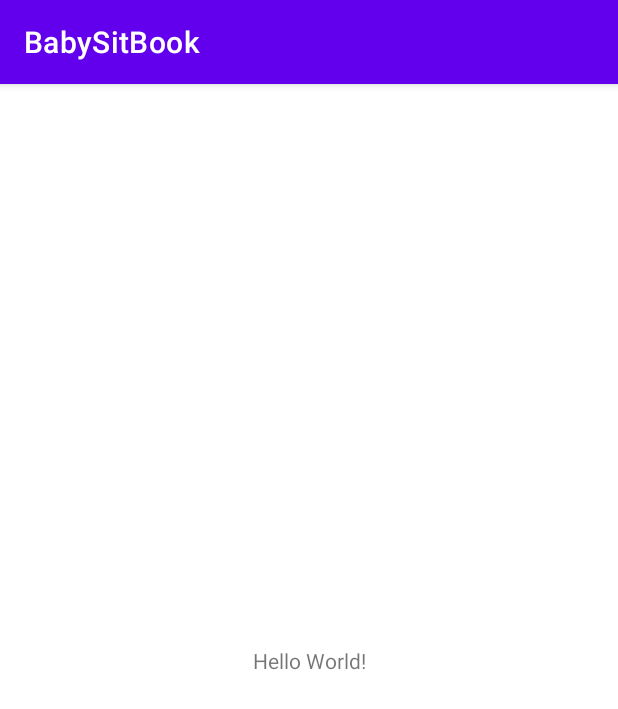
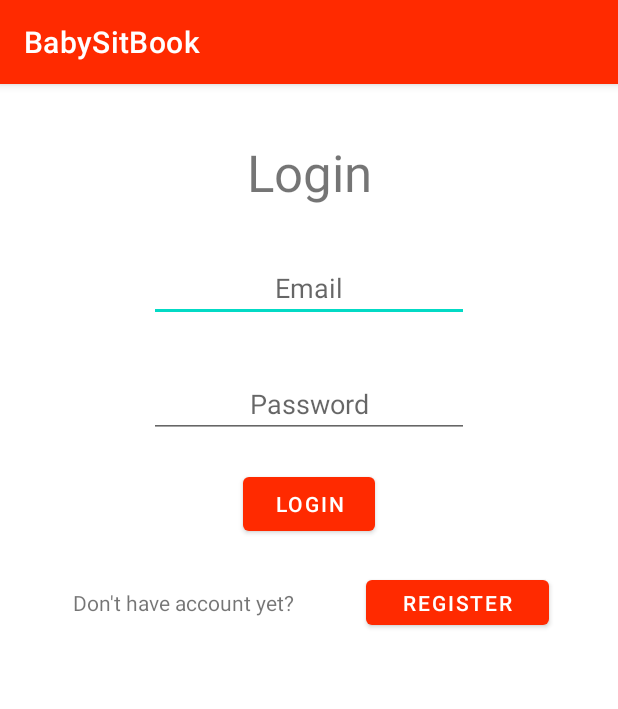
Before and after one commit to Dvirperkin/BabySitBook, an Android app: the screen it shows after launch (MainActivity before the commit, LoginActivity after it), on a phone screen of 412 x 824 dp. Shown: the top 709 px of the screen. Run offline under Robolectric (Android 15) with nearby library versions, the phone set to English and light mode, and no system bars; our stand-ins replace Firebase (no records; nobody signed in at launch, a user with empty details on screens opened directly).

Commit message:
Created: LoginActivity.kt activity_login.xml RegisterActivity.kt activity_register.xml HomeActivity.kt activity_home.xml
API:
Firebase is connected to the project.
Firebase authentication handles registration and login to the app.

```diff
--- a/app/build.gradle
+++ b/app/build.gradle
@@ -1,6 +1,7 @@
 plugins {
     id 'com.android.application'
     id 'kotlin-android'
+    id 'com.google.gms.google-services'
 }
 
 android {
@@ -23,6 +24,7 @@ android {
         }
     }
     compileOptions {
+
         sourceCompatibility JavaVersion.VERSION_1_8
         targetCompatibility JavaVersion.VERSION_1_8
     }
@@ -37,6 +39,7 @@ dependencies {
     implementation 'androidx.appcompat:appcompat:1.4.0'
     implementation 'com.google.android.material:material:1.4.0'
     implementation 'androidx.constraintlayout:constraintlayout:2.1.2'
+    implementation 'com.google.firebase:firebase-auth-ktx:21.0.1'
     testImplementation 'junit:junit:4.+'
     androidTestImplementation 'androidx.test.ext:junit:1.1.3'
     androidTestImplementation 'androidx.test.espresso:espresso-core:3.4.0'
--- /dev/null
+++ b/app/src/main/java/com/example/babysitbook/LoginActivity.kt
@@ -0,0 +1,57 @@
+package com.example.babysitbook
+
+import android.content.Intent
+import androidx.appcompat.app.AppCompatActivity
+import android.os.Bundle
+import android.view.View
+import android.widget.EditText
+import android.widget.Toast
+import com.google.firebase.auth.FirebaseAuth
+import com.google.firebase.auth.FirebaseUser
+import com.google.firebase.auth.ktx.auth
+import com.google.firebase.ktx.Firebase
+
+class LoginActivity : AppCompatActivity() {
+
+    private lateinit var auth: FirebaseAuth
+    private lateinit var email: EditText
+    private lateinit var password: EditText
+
+    override fun onCreate(savedInstanceState: Bundle?) {
+        super.onCreate(savedInstanceState)
+        setContentView(R.layout.activity_login)
+        auth = Firebase.auth
+        email = findViewById(R.id.Email)
+        password = findViewById(R.id.Password)
+
+    }
+
+    override fun onStart() {
+        super.onStart()
+        val currentUser : FirebaseUser? = auth.currentUser
+            if(currentUser != null){
+                startActivity(Intent(this, HomeActivity::class.java))
+            }
+    }
+
+    fun register(view: View){
+        startActivity(Intent(this, RegisterActivity::class.java))
+    }
+
+    fun login(view: View){
+
+        if(email.text.isEmpty()){
+            email.error = "error"
+            return;
+        }
+
+        auth.signInWithEmailAndPassword(email.text.toString(), password.text.toString()).addOnCompleteListener(this) { task ->
+            if (task.isSuccessful) {
+                Toast.makeText(this, "User logged in successfully", Toast.LENGTH_SHORT).show()
+                startActivity(Intent(this, HomeActivity::class.java))
+            } else {
+                Toast.makeText(this, "User logged in failed " + task.exception, Toast.LENGTH_LONG).show()
+            }
+        }
+    }
+}
--- a/app/src/main/java/com/example/babysitbook/MainActivity.kt
+++ /dev/null
@@ -1,11 +0,0 @@
-package com.example.babysitbook
-
-import androidx.appcompat.app.AppCompatActivity
-import android.os.Bundle
-
-class MainActivity : AppCompatActivity() {
-    override fun onCreate(savedInstanceState: Bundle?) {
-        super.onCreate(savedInstanceState)
-        setContentView(R.layout.activity_main)
-    }
-}
--- /dev/null
+++ b/app/src/main/res/layout/activity_login.xml
@@ -0,0 +1,88 @@
+<?xml version="1.0" encoding="utf-8"?>
+<androidx.constraintlayout.widget.ConstraintLayout xmlns:android="http://schemas.android.com/apk/res/android"
+    xmlns:app="http://schemas.android.com/apk/res-auto"
+    xmlns:tools="http://schemas.android.com/tools"
+    android:layout_width="match_parent"
+    android:layout_height="match_parent"
+    tools:context=".LoginActivity">
+
+    <TextView
+        android:id="@+id/textView"
+        android:layout_width="wrap_content"
+        android:layout_height="wrap_content"
+        android:layout_marginTop="36dp"
+        android:text="Login"
+        android:textAlignment="center"
+        android:textSize="34sp"
+        app:layout_constraintBottom_toTopOf="@+id/Email"
+        app:layout_constraintEnd_toEndOf="parent"
+        app:layout_constraintHorizontal_bias="0.5"
+        app:layout_constraintStart_toStartOf="parent"
+        app:layout_constraintTop_toTopOf="parent" />
+
+    <EditText
+        android:id="@+id/Email"
+        android:layout_width="wrap_content"
+        android:layout_height="wrap_content"
+        android:layout_marginTop="32dp"
+        android:ems="10"
+        android:hint="@string/EMAIL"
+        android:inputType="textEmailAddress"
+        android:textAlignment="center"
+        app:layout_constraintBottom_toTopOf="@+id/Password"
+        app:layout_constraintEnd_toEndOf="parent"
+        app:layout_constraintHorizontal_bias="0.5"
+        app:layout_constraintStart_toStartOf="parent"
+        app:layout_constraintTop_toBottomOf="@+id/textView" />
+
+    <EditText
+        android:id="@+id/Password"
+        android:layout_width="wrap_content"
+        android:layout_height="wrap_content"
+        android:layout_marginTop="32dp"
+        android:ems="10"
+        android:hint="@string/PASSWORD"
+        android:inputType="textPassword"
+        android:textAlignment="center"
+        app:layout_constraintEnd_toEndOf="parent"
+        app:layout_constraintHorizontal_bias="0.5"
+        app:layout_constraintStart_toStartOf="parent"
+        app:layout_constraintTop_toBottomOf="@+id/Email" />
+
+    <Button
+        android:id="@+id/button"
+        android:layout_width="wrap_content"
+        android:layout_height="wrap_content"
+        android:layout_marginTop="20dp"
+        android:onClick="login"
+        android:text="@string/LOGIN"
+        android:textAlignment="center"
+        app:layout_constraintEnd_toEndOf="parent"
+        app:layout_constraintStart_toStartOf="parent"
+        app:layout_constraintTop_toBottomOf="@+id/Password" />
+
+    <Button
+        android:id="@+id/button2"
+        android:layout_width="122dp"
+        android:layout_height="42dp"
+        android:onClick="register"
+        android:text="Register"
+        app:layout_constraintBaseline_toBaselineOf="@+id/textView3"
+        app:layout_constraintEnd_toEndOf="parent"
+        app:layout_constraintHorizontal_bias="0.5"
+        app:layout_constraintStart_toEndOf="@+id/textView3" />
+
+    <TextView
+        android:id="@+id/textView3"
+        android:layout_width="152dp"
+        android:layout_height="32dp"
+        android:layout_marginTop="32dp"
+        android:text="Don't have account yet?"
+        android:textAlignment="center"
+        android:textSize="14sp"
+        app:layout_constraintEnd_toStartOf="@+id/button2"
+        app:layout_constraintHorizontal_bias="0.5"
+        app:layout_constraintStart_toStartOf="parent"
+        app:layout_constraintTop_toBottomOf="@+id/button" />
+
+</androidx.constraintlayout.widget.ConstraintLayout>
--- a/app/src/main/res/layout/activity_main.xml
+++ /dev/null
@@ -1,18 +0,0 @@
-<?xml version="1.0" encoding="utf-8"?>
-<androidx.constraintlayout.widget.ConstraintLayout xmlns:android="http://schemas.android.com/apk/res/android"
-    xmlns:app="http://schemas.android.com/apk/res-auto"
-    xmlns:tools="http://schemas.android.com/tools"
-    android:layout_width="match_parent"
-    android:layout_height="match_parent"
-    tools:context=".MainActivity">
-
-    <TextView
-        android:layout_width="wrap_content"
-        android:layout_height="wrap_content"
-        android:text="Hello World!"
-        app:layout_constraintBottom_toBottomOf="parent"
-        app:layout_constraintLeft_toLeftOf="parent"
-        app:layout_constraintRight_toRightOf="parent"
-        app:layout_constraintTop_toTopOf="parent" />
-
-</androidx.constraintlayout.widget.ConstraintLayout>
--- a/app/src/main/res/values/colors.xml
+++ b/app/src/main/res/values/colors.xml
@@ -1,5 +1,6 @@
 <?xml version="1.0" encoding="utf-8"?>
 <resources>
+    <color name="red">#FF2A00</color>
     <color name="purple_200">#FFBB86FC</color>
     <color name="purple_500">#FF6200EE</color>
     <color name="purple_700">#FF3700B3</color>
--- a/app/src/main/res/values/strings.xml
+++ b/app/src/main/res/values/strings.xml
@@ -1,3 +1,9 @@
 <resources>
     <string name="app_name">BabySitBook</string>
+    <string name="EMAIL">Email</string>
+    <string name="PASSWORD">Password</string>
+    <string name="FIRST_NAME">First Name</string>
+    <string name="LAST_NAME">Last Name</string>
+    <string name="REGISTER">Register</string>
+    <string name="LOGIN">Login</string>
 </resources>
--- a/app/src/main/res/values/themes.xml
+++ b/app/src/main/res/values/themes.xml
@@ -2,8 +2,8 @@
     <!-- Base application theme. -->
     <style name="Theme.BabySitBook" parent="Theme.MaterialComponents.DayNight.DarkActionBar">
         <!-- Primary brand color. -->
-        <item name="colorPrimary">@color/purple_500</item>
-        <item name="colorPrimaryVariant">@color/purple_700</item>
+        <item name="colorPrimary">@color/red</item>
+        <item name="colorPrimaryVariant">@color/black</item>
         <item name="colorOnPrimary">@color/white</item>
         <!-- Secondary brand color. -->
         <item name="colorSecondary">@color/teal_200</item>
--- a/build.gradle
+++ b/build.gradle
@@ -7,6 +7,7 @@ buildscript {
     dependencies {
         classpath "com.android.tools.build:gradle:7.0.4"
         classpath "org.jetbrains.kotlin:kotlin-gradle-plugin:1.6.10"
+        classpath 'com.google.gms:google-services:4.3.10'
 
         // NOTE: Do not place your application dependencies here; they belong
         // in the individual module build.gradle files
--- a/gradle.properties
+++ b/gradle.properties
@@ -19,3 +19,6 @@ android.useAndroidX=true
 android.enableJetifier=true
 # Kotlin code style for this project: "official" or "obsolete":
 kotlin.code.style=official
+
+#Need to delete this line and update gradle plugin.
+android.suppressUnsupportedCompileSdk=32
```
Also changed, not shown: app/src/main/AndroidManifest.xml (+8 -1 lines), app/src/main/java/com/example/babysitbook/HomeActivity.kt (added, +25 -0 lines), app/src/main/java/com/example/babysitbook/RegisterActivity.kt (added, +46 -0 lines), app/src/main/res/layout/activity_home.xml (added, +32 -0 lines), app/src/main/res/layout/activity_register.xml (added, +93 -0 lines), 1 other file.
